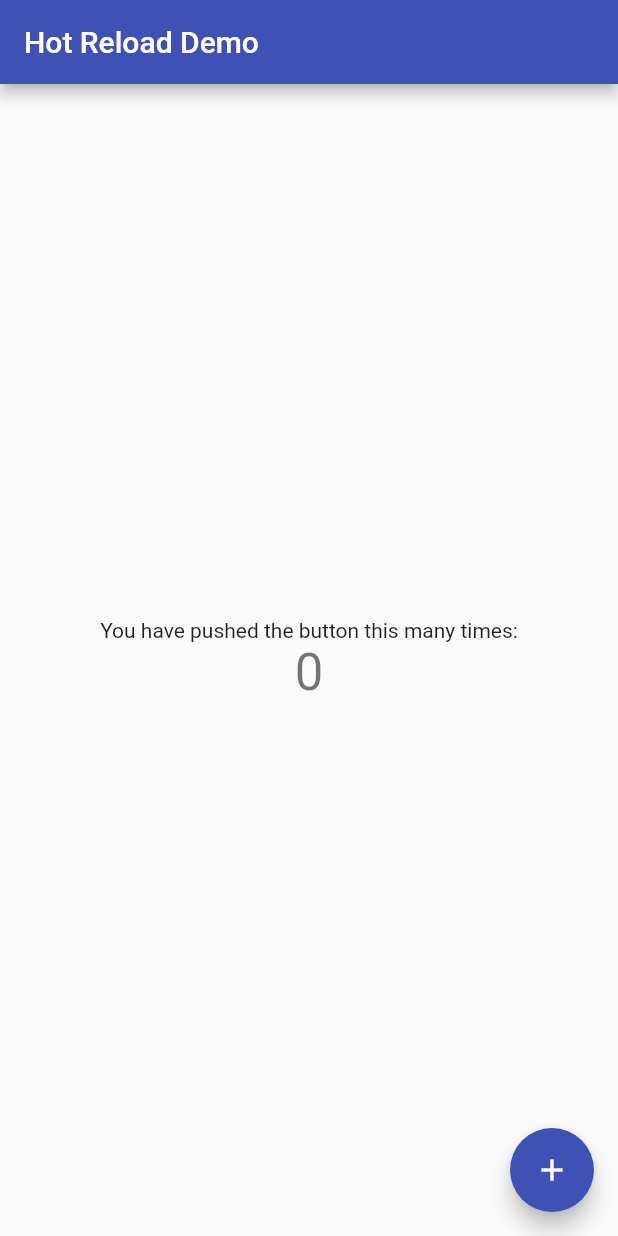
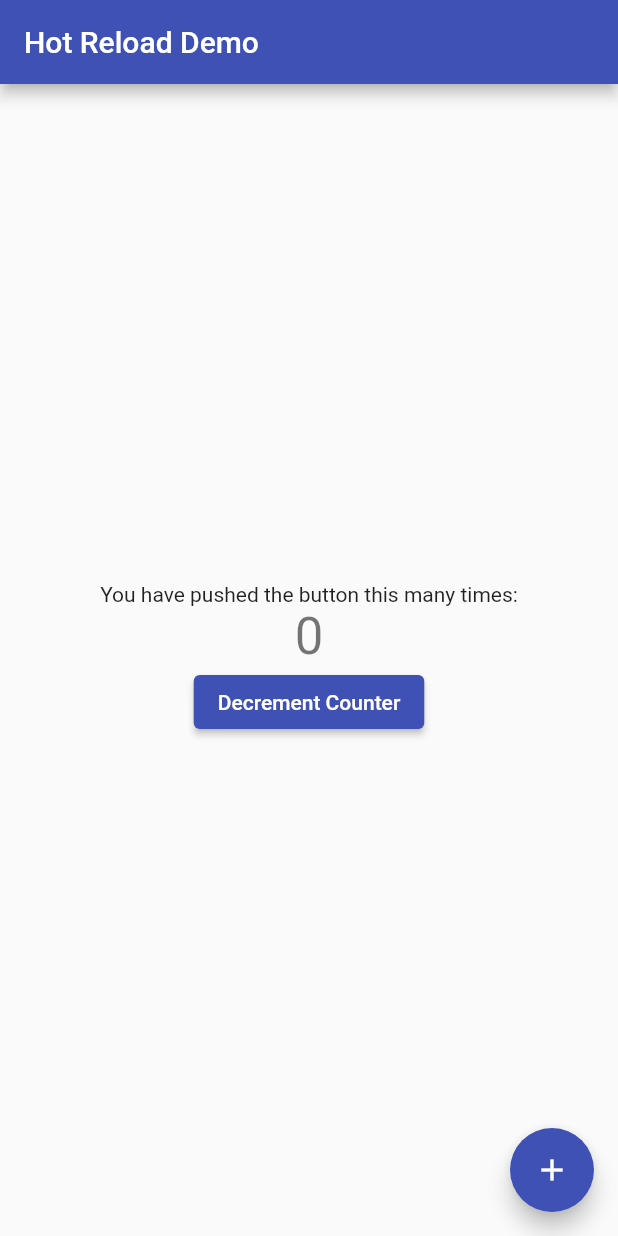
Before and after one commit to BeokBeok/FlutterInAction, a Flutter app: the screen it shows after launch, on a phone screen of 412 x 824 dp. Run offline on Flutter 3.47's test engine with Material 2 defaults, Android fonts, the phone set to English and light mode, and no system bars.

Commit message:
:test_tube: [3.4.1] ElevatedButton 추가

```diff
--- a/counter_app/lib/main.dart
+++ b/counter_app/lib/main.dart
@@ -59,6 +59,12 @@ class _MyHomePageState extends State<MyHomePage> {
     });
   }
 
+  void _decrementCounter() {
+    setState(() {
+      _counter--;
+    });
+  }
+
   @override
   Widget build(BuildContext context) {
     // This method is rerun every time setState is called, for instance as done
@@ -100,6 +106,10 @@ class _MyHomePageState extends State<MyHomePage> {
               '$_counter',
               style: Theme.of(context).textTheme.headline4,
             ),
+            ElevatedButton(
+                onPressed: _decrementCounter,
+                child: Text("Decrement Counter")
+            )
           ],
         ),
       ),
```
